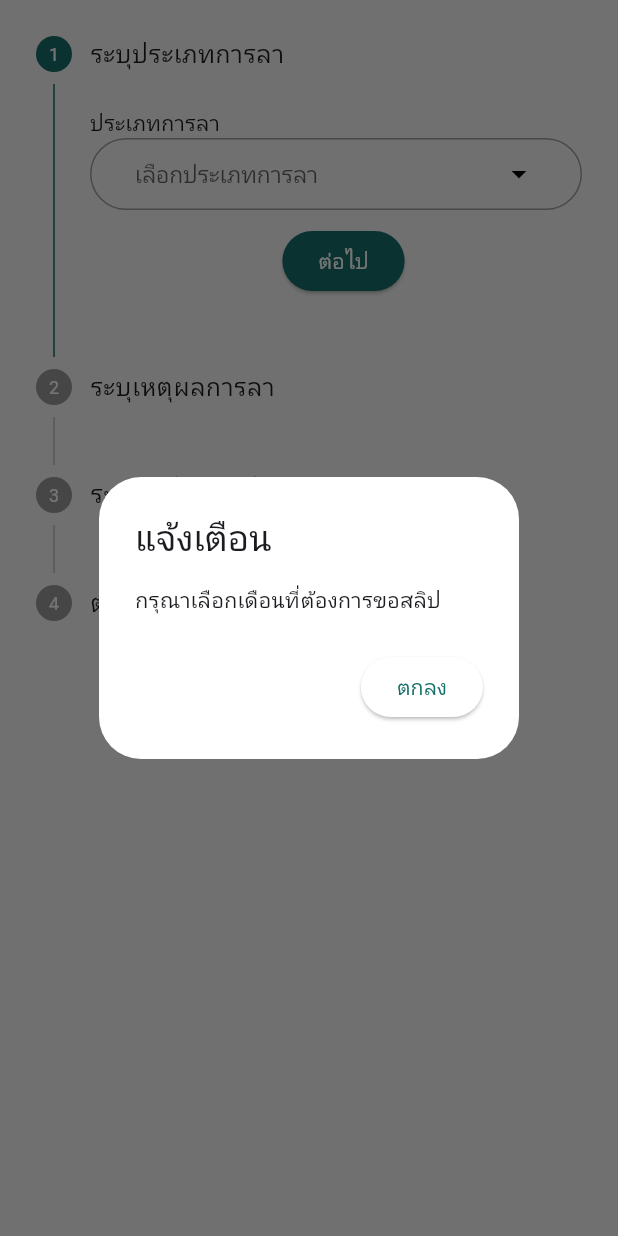
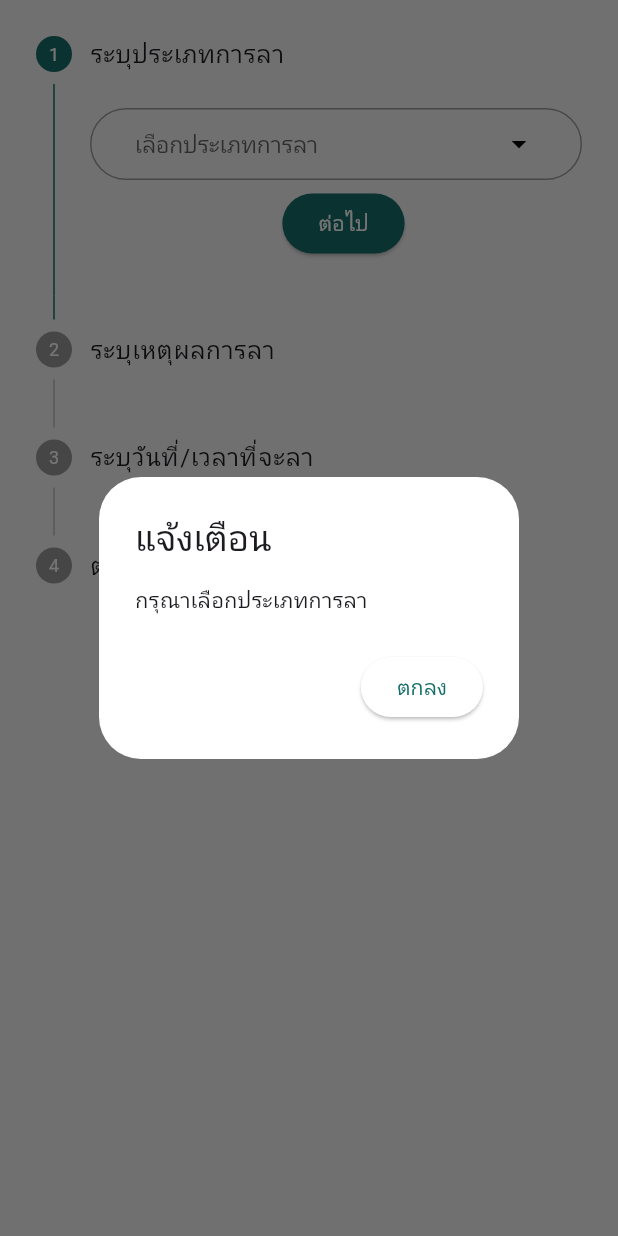
Before and after one commit to namesaransuk/organics_salary, a Flutter app: the LeaveReport widget shown alone on an empty page, opened directly, after a tap on "ต่อไป", on a phone screen of 412 x 824 dp. Run offline on Flutter 3.47's test engine with Material 3 defaults, Android fonts, the phone set to English and light mode, and no system bars; our stand-ins replace carousel_slider, dotted_border, flutter_dotenv, flutter_spinkit, get, get_storage and 7 more; missing offline and left inert: animated_segmented_tab_control, carousel_grid, custom_pin_screen; accounts and stored records are empty; Roboto replaces fonts that are missing (Prompt).

Commit message:
fix leave ui and add stepper

```diff
--- a/lib/pages/home/leave/leave_screen.dart
+++ b/lib/pages/home/leave/leave_screen.dart
@@ -114,11 +114,6 @@ class _LeaveReportState extends State<LeaveReport> {
   String? selectedLeave;
 
   int? selectedLeaveId;
-  XFile? image1;
-  XFile? image2;
-  XFile? image3;
-  XFile? image4;
-  XFile? image5;
   List<XFile?> selectedImages = [];
   String? reasonLeave;
 
@@ -146,15 +141,10 @@ class _LeaveReportState extends State<LeaveReport> {
 
     setState(() {
       if (img != null) {
-        selectedImages.add(img);
+        leaveHistoryController.selectedImages.add(img);
       }
     });
   }
-
-  String startDate = 'เลือกวันที่';
-  String startTime = 'เลือกเวลา';
-  String endDate = 'เลือกวันที่';
-  String endTime = 'เลือกเวลา';
 
   Future<void> _selectDate(BuildContext context, int mode) async {
     DateTime selectedDate = DateTime.now();
@@ -174,10 +164,10 @@ class _LeaveReportState extends State<LeaveReport> {
 
       setState(() {
         if (mode == 1) {
-          startDate = formattedDate;
+          leaveHistoryController.startDate.value = formattedDate;
           partDateStart = selectedDate;
         } else {
-          endDate = formattedDate;
+          leaveHistoryController.endDate.value = formattedDate;
           partDateEnd = selectedDate;
         }
       });
@@ -200,10 +190,10 @@ class _LeaveReportState extends State<LeaveReport> {
 
       setState(() {
         if (mode == 1) {
-          startTime = formattedTime;
+          leaveHistoryController.startTime.value = formattedTime;
           partTimeStart = selectedTime;
         } else {
-          endTime = formattedTime;
+          leaveHistoryController.endTime.value = formattedTime;
           partTimeEnd = selectedTime;
         }
       });
@@ -213,11 +203,10 @@ class _LeaveReportState extends State<LeaveReport> {
   int? selectedOption;
 
   final box = GetStorage();
+  int _stepIndex = 0;
 
   @override
   Widget build(BuildContext context) {
-    int _stepIndex = 0;
-
     return ListView(
       children: [
         Padding(
@@ -233,12 +222,12 @@ class _LeaveReportState extends State<LeaveReport> {
             },
             onStepContinue: () {
               if (_stepIndex == 0) {
-                if (selectedLeaveId == null) {
+                if (leaveHistoryController.selectedLeaveId == 0) {
                   showDialog(
                     context: context,
                     builder: (BuildContext context) {
                       return alertEmptyData(
-                          'แจ้งเตือน', 'กรุณาเลือกเดือนที่ต้องการขอสลิป');
+                          'แจ้งเตือน', 'กรุณาเลือกประเภทการลา');
                     },
                   );
                 } else {
@@ -247,12 +236,12 @@ class _LeaveReportState extends State<LeaveReport> {
                   });
                 }
               } else if (_stepIndex == 1) {
-                if (reasonLeave == null) {
+                if (leaveHistoryController.selectedReasonLeave.isEmpty) {
                   showDialog(
                     context: context,
                     builder: (BuildContext context) {
                       return alertEmptyData(
-                          'แจ้งเตือน', 'กรุณาระบุสาเหตุที่ต้องการขอสลิป');
+                          'แจ้งเตือน', 'กรุณาระบุเหตุผลการลา');
                     },
                   );
                 } else {
@@ -261,10 +250,10 @@ class _LeaveReportState extends State<LeaveReport> {
                   });
                 }
               } else if (_stepIndex == 2) {
-                if (startDate == null &&
-                    startTime == null &&
-                    endDate == null &&
-                    endTime == null) {
+                if (leaveHistoryController.startDate.isEmpty ||
+                    leaveHistoryController.startTime.isEmpty ||
+                    leaveHistoryController.endDate.isEmpty ||
+                    leaveHistoryController.endTime.isEmpty) {
                   showDialog(
                     context: context,
                     builder: (BuildContext context) {
@@ -287,17 +276,19 @@ class _LeaveReportState extends State<LeaveReport> {
             steps: <Step>[
               Step(
                 title: Text('ระบุประเภทการลา'),
-                content: _buildChoseMonthItem(),
-                isActive: _stepIndex == 0 || selectedLeaveId != null,
-                state: selectedLeaveId != null
+                content: _buildSelectedLeaveTypeItem(),
+                isActive: _stepIndex == 0 ||
+                    leaveHistoryController.selectedLeaveId != 0,
+                state: leaveHistoryController.selectedLeaveId != 0
                     ? StepState.complete
                     : StepState.indexed,
               ),
               Step(
                 title: Text('ระบุเหตุผลการลา'),
                 content: _buildCauseItem(),
-                isActive: _stepIndex == 1 || reasonLeave != null,
-                state: reasonLeave != null
+                isActive: _stepIndex == 1 ||
+                    leaveHistoryController.selectedReasonLeave.isNotEmpty,
+                state: leaveHistoryController.selectedReasonLeave.isNotEmpty
                     ? StepState.complete
                     : StepState.indexed,
               ),
@@ -305,14 +296,14 @@ class _LeaveReportState extends State<LeaveReport> {
                 title: Text('ระบุวันที่/เวลาที่จะลา'),
                 content: _buildUsedDateItem(),
                 isActive: _stepIndex == 2 ||
-                    startDate == null &&
-                        startTime == null &&
-                        endDate == null &&
-                        endTime == null,
-                state: startDate == null &&
-                        startTime == null &&
-                        endDate == null &&
-                        endTime == null
+                    leaveHistoryController.startDate.isNotEmpty &&
+                        leaveHistoryController.startTime.isNotEmpty &&
+                        leaveHistoryController.endDate.isNotEmpty &&
+                        leaveHistoryController.endTime.isNotEmpty,
+                state: leaveHistoryController.startDate.isNotEmpty &&
+                        leaveHistoryController.startTime.isNotEmpty &&
+                        leaveHistoryController.endDate.isNotEmpty &&
+                        leaveHistoryController.endTime.isNotEmpty
                     ? StepState.complete
                     : StepState.indexed,
               ),
@@ -324,7 +315,7 @@ class _LeaveReportState extends State<LeaveReport> {
             ],
             controlsBuilder: (BuildContext ctx, ControlsDetails dtl) {
               return Padding(
-                padding: const EdgeInsets.only(top: 10),
+                padding: const EdgeInsets.only(top: 5),
                 child: Row(
                   crossAxisAlignment: CrossAxisAlignment.center,
                   mainAxisAlignment: MainAxisAlignment.center,
@@ -347,11 +338,14 @@ class _LeaveReportState extends State<LeaveReport> {
                                   backgroundColor: AppTheme.ognGreen,
                                 ),
                                 onPressed: () {
-                                  // salaryController.sendSlipRequest();
+                                  leaveHistoryController.sendData();
                                 },
+                                child: Padding(
+                                  padding: const EdgeInsets.all(8.0),
                                   child: Text(
-                                  'ส่งคำร้อง',
+                                    'บันทึกใบลา',
                                     style: TextStyle(color: Colors.white),
+                                  ),
                                 ),
                               ),
                             ),
@@ -443,11 +437,11 @@ class _LeaveReportState extends State<LeaveReport> {
     );
   }
 
-  Widget _buildChoseMonthItem() {
+  Widget _buildSelectedLeaveTypeItem() {
     return Column(
       crossAxisAlignment: CrossAxisAlignment.start,
       children: [
-        Text('ประเภทการลา'),
+        // Text('ประเภทการลา'),
         DecoratedBox(
           decoration: BoxDecoration(
             border: Border.all(color: Colors.grey, width: 1),
@@ -485,7 +479,7 @@ class _LeaveReportState extends State<LeaveReport> {
                   dynamic selectedValues = value.split(' ');
                   int leaveId = int.parse(selectedValues[0]);
 
-                  selectedLeaveId = leaveId;
+                  leaveHistoryController.selectedLeaveId.value = leaveId;
                   selectedLeave = value;
 
                   print(selectedLeaveId);
@@ -557,60 +551,18 @@ class _LeaveReportState extends State<LeaveReport> {
                               radius: Radius.circular(12),
                               padding: EdgeInsets.all(20),
                               // child: image1 != null
-                              child: selectedImages.isNotEmpty
-                                  // ? Column(
-                                  //     children: [
-                                  //       GridView.builder(
-                                  //         shrinkWrap: true,
-                                  //         itemCount:
-                                  //             selectedImages.length,
-                                  //         gridDelegate:
-                                  //             const SliverGridDelegateWithFixedCrossAxisCount(
-                                  //                 crossAxisCount: 2),
-                                  //         itemBuilder:
-                                  //             (BuildContext context,
-                                  //                 int index) {
-                                  //           return Center(
-                                  //               child: Padding(
-                                  //             padding:
-                                  //                 const EdgeInsets
-                                  //                     .symmetric(
-                                  //                     vertical: 5),
-                                  //             child: ClipRRect(
-                                  //               borderRadius:
-                                  //                   BorderRadius.all(
-                                  //                       Radius
-                                  //                           .circular(
-                                  //                               10)),
-                                  //               child: Image.file(
-                                  //                   selectedImages[
-                                  //                       index]),
-                                  //             ),
-                                  //           ));
-                                  //         },
-                                  //       ),
-                                  //       SizedBox(
-                                  //         height: 10,
-                                  //       ),
-                                  //       ElevatedButton(
-                                  //         onPressed: () {
-                                  //           selectedImages.clear();
-                                  //           getImage();
-                                  //           // myAlert();
-                                  //         },
-                                  //         child:
-                                  //             Text('เลือกรูปภาพใหม่'),
-                                  //       ),
-                                  //     ],
-                                  //   )
+                              child: leaveHistoryController
+                                      .selectedImages.isNotEmpty
                                   ? Column(
                                       children: [
                                         Text('แนบไฟล์รูปภาพได้สูงสุด 5 ไฟล์'),
                                         SizedBox(
                                           height: 15,
                                         ),
-                                        Container(
-                                          child: selectedImages != null
+                                        Obx(
+                                          () => Container(
+                                            child: leaveHistoryController
+                                                    .selectedImages.isNotEmpty
                                                 ? GridView.builder(
                                                     shrinkWrap: true,
                                                     gridDelegate:
@@ -619,19 +571,28 @@ class _LeaveReportState extends State<LeaveReport> {
                                                       crossAxisSpacing: 8.0,
                                                       mainAxisSpacing: 8.0,
                                                     ),
-                                                  itemCount: selectedImages
+                                                    itemCount:
+                                                        leaveHistoryController
+                                                                    .selectedImages
                                                                     .length <
                                                                 5
-                                                      ? selectedImages.length +
+                                                            ? leaveHistoryController
+                                                                    .selectedImages
+                                                                    .length +
                                                                 1
-                                                      : selectedImages.length,
+                                                            : leaveHistoryController
+                                                                .selectedImages
+                                                                .length,
                                                     itemBuilder:
                                                         (BuildContext context,
                                                             int index) {
                                                       if (index ==
-                                                            selectedImages
+                                                              leaveHistoryController
+                                                                  .selectedImages
                                                                   .length &&
-                                                        selectedImages.length <
+                                                          leaveHistoryController
+                                                                  .selectedImages
+                                                                  .length <
                                                               5) {
                                                         return Expanded(
                                                           child: InkWell(
@@ -668,7 +629,9 @@ class _LeaveReportState extends State<LeaveReport> {
                                                       }
 
                                                       var img =
-                                                        selectedImages[index];
+                                                          leaveHistoryController
+                                                                  .selectedImages[
+                                                              index];
 
                                                       return Expanded(
                                                         child: ClipRRect(
@@ -680,9 +643,9 @@ class _LeaveReportState extends State<LeaveReport> {
                                                             children: [
                                                               Image.file(
                                                                 File(img!.path),
-                                                              fit: BoxFit.cover,
-                                                              width: MediaQuery.of(
-                                                                              context)
+                                                                fit: BoxFit
+                                                                    .cover,
+                                                                width: MediaQuery.of(context)
                                                                             .size
                                                                             .width /
                                                                         2 -
@@ -697,12 +660,14 @@ class _LeaveReportState extends State<LeaveReport> {
                                                                       const EdgeInsets
                                                                           .all(
                                                                           8.0),
-                                                                child: Material(
+                                                                  child:
+                                                                      Material(
                                                                     color: Colors
                                                                         .transparent,
                                                                     child: Ink(
                                                                       width: 25,
-                                                                    height: 25,
+                                                                      height:
+                                                                          25,
                                                                       decoration:
                                                                           const ShapeDecoration(
                                                                         color: Colors
@@ -716,17 +681,16 @@ class _LeaveReportState extends State<LeaveReport> {
                                                                             const Icon(
                                                                           Icons
                                                                               .close,
-                                                                        size: 9,
+                                                                          size:
+                                                                              9,
                                                                         ),
                                                                         color: Colors
                                                                             .white,
                                                                         onPressed:
                                                                             () {
-                                                                        setState(
-                                                                            () {
-                                                                          selectedImages
+                                                                          leaveHistoryController
+                                                                              .selectedImages
                                                                               .remove(img);
-                                                                        });
                                                                         },
                                                                       ),
                                                                     ),
@@ -753,10 +717,11 @@ class _LeaveReportState extends State<LeaveReport> {
                                                             // getImage();
                                                             myAlert();
                                                           },
-                                                        child:
-                                                            Text('อัพโหลดรูป'),
+                                                          child: Text(
+                                                              'อัพโหลดรูป'),
                                                         ),
                                                       ],
+                                                    ),
                                                   ),
                                           ),
                                         ),
@@ -795,12 +760,13 @@ class _LeaveReportState extends State<LeaveReport> {
     return Column(
       crossAxisAlignment: CrossAxisAlignment.start,
       children: [
-        Text('เหตุผลการลา'),
+        // Text('เหตุผลการลา'),
         TextField(
           onChanged: (value) {
-            setState(() {
-              reasonLeave = value;
-            });
+            leaveHistoryController.selectedReasonLeave.value = value;
+            // setState(() {
+            //   reasonLeave = value;
+            // });
           },
           minLines: 3,
           maxLines: null,
@@ -841,7 +807,8 @@ class _LeaveReportState extends State<LeaveReport> {
               child: Row(
                 mainAxisAlignment: MainAxisAlignment.spaceBetween,
                 children: [
-                  Text('วันที่ : ${startDate}'),
+                  Text(
+                      'วันที่ : ${leaveHistoryController.startDate.isNotEmpty ? leaveHistoryController.startDate : 'เลือกวันที่'}'),
                   ElevatedButton(
                     onPressed: () => _selectDate(context, 1),
                     child: Text('เลือกวันที่'),
@@ -854,7 +821,8 @@ class _LeaveReportState extends State<LeaveReport> {
               child: Row(
                 mainAxisAlignment: MainAxisAlignment.spaceBetween,
                 children: [
-                  Text('เวลา : $startTime'),
+                  Text(
+                      'เวลา : ${leaveHistoryController.startTime.isNotEmpty ? leaveHistoryController.startTime : 'เลือกเวลา'}'),
                   ElevatedButton(
                     onPressed: () => _selectTime(context, 1),
                     child: Text('เลือกเวลา'),
@@ -877,7 +845,8 @@ class _LeaveReportState extends State<LeaveReport> {
               child: Row(
                 mainAxisAlignment: MainAxisAlignment.spaceBetween,
                 children: [
-                  Text('วันที่ : $endDate'),
+                  Text(
+                      'เวลา : ${leaveHistoryController.endDate.isNotEmpty ? leaveHistoryController.endDate : 'เลือกวันที่'}'),
                   ElevatedButton(
                     onPressed: () => _selectDate(context, 2),
                     child: Text('เลือกวันที่'),
@@ -890,7 +859,8 @@ class _LeaveReportState extends State<LeaveReport> {
               child: Row(
                 mainAxisAlignment: MainAxisAlignment.spaceBetween,
                 children: [
-                  Text('เวลา : $endTime'),
+                  Text(
+                      'เวลา : ${leaveHistoryController.endTime.isNotEmpty ? leaveHistoryController.endTime : 'เลือกเวลา'}'),
                   ElevatedButton(
                     onPressed: () => _selectTime(context, 2),
                     child: Text('เลือกเวลา'),
@@ -944,33 +914,26 @@ class _LeaveReportState extends State<LeaveReport> {
             ],
           ),
         ),
-        Padding(
-          padding: EdgeInsets.symmetric(vertical: 20),
-          child: Center(
-            child: ElevatedButton(
-              style: ElevatedButton.styleFrom(
-                backgroundColor: AppTheme.ognGreen,
-              ),
-              onPressed: () {
-                setState(() {
-                  String leaveStart = '$startDate $startTime:00';
-                  String leaveEnd = '$endDate $endTime:00';
-                  print(leaveStart);
-                  print(leaveEnd);
-                  leaveHistoryController.sendData(selectedLeaveId,
-                      selectedImages, reasonLeave, leaveStart, leaveEnd);
-                });
-              },
-              child: Padding(
-                padding: const EdgeInsets.all(12.0),
-                child: Text(
-                  'บันทึกใบลา',
-                  style: TextStyle(color: Colors.white),
-                ),
-              ),
-            ),
-          ),
-        )
+        // Padding(
+        //   padding: EdgeInsets.symmetric(vertical: 20),
+        //   child: Center(
+        //     child: ElevatedButton(
+        //       style: ElevatedButton.styleFrom(
+        //         backgroundColor: AppTheme.ognGreen,
+        //       ),
+        //       onPressed: () {
+        //         leaveHistoryController.sendData();
+        //       },
+        //       child: Padding(
+        //         padding: const EdgeInsets.all(12.0),
+        //         child: Text(
+        //           'บันทึกใบลา',
+        //           style: TextStyle(color: Colors.white),
+        //         ),
+        //       ),
+        //     ),
+        //   ),
+        // )
       ],
     );
   }
--- a/lib/pages/home/salary/salary_screen.dart
+++ b/lib/pages/home/salary/salary_screen.dart
@@ -828,12 +828,12 @@ class _SlipRequestState extends State<SlipRequest> {
     return ListView(
       children: [
         Padding(
-          padding: const EdgeInsets.all(5.0),
+          padding: const EdgeInsets.all(0.0),
           child: Column(
             crossAxisAlignment: CrossAxisAlignment.start,
             children: [
               Padding(
-                padding: const EdgeInsets.symmetric(vertical: 20),
+                padding: const EdgeInsets.only(top: 20),
                 child: Center(
                   child: Text(
                     'กรุณาแจ้งขอสลิปก่อนวันที่นำไปใช้งาน 1-3 วัน',
```
Also changed, not shown: lib/controllers/leave_history_controller.dart (+14 -3 lines). Lines whose indentation alone changed are shown as unchanged.
